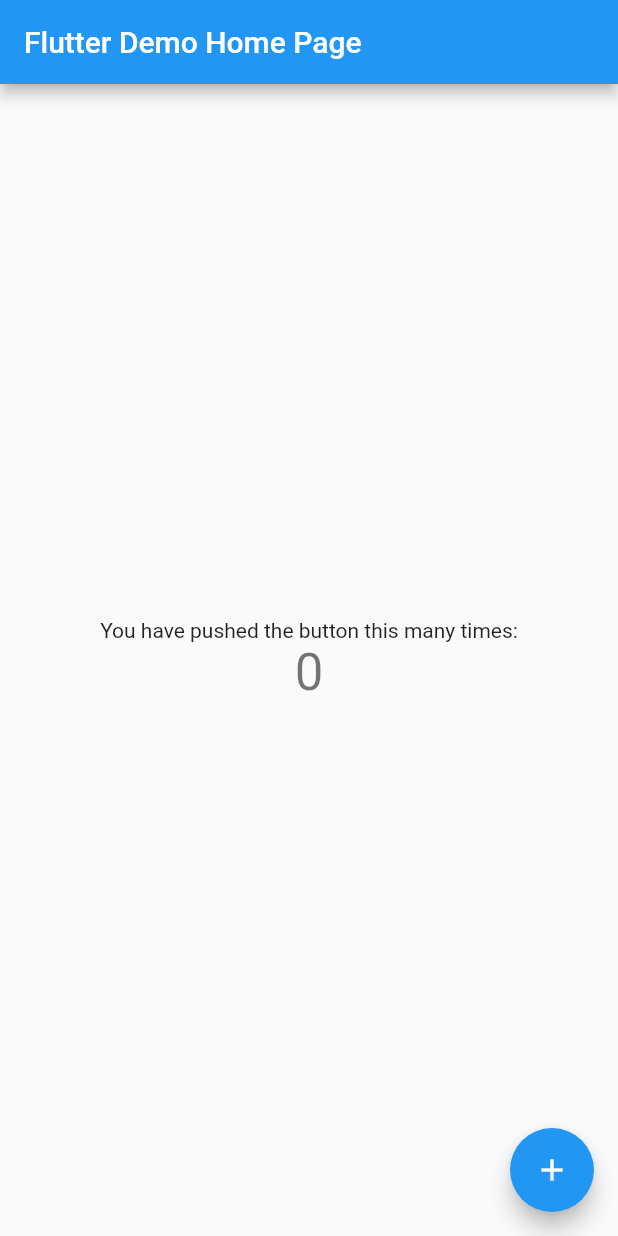
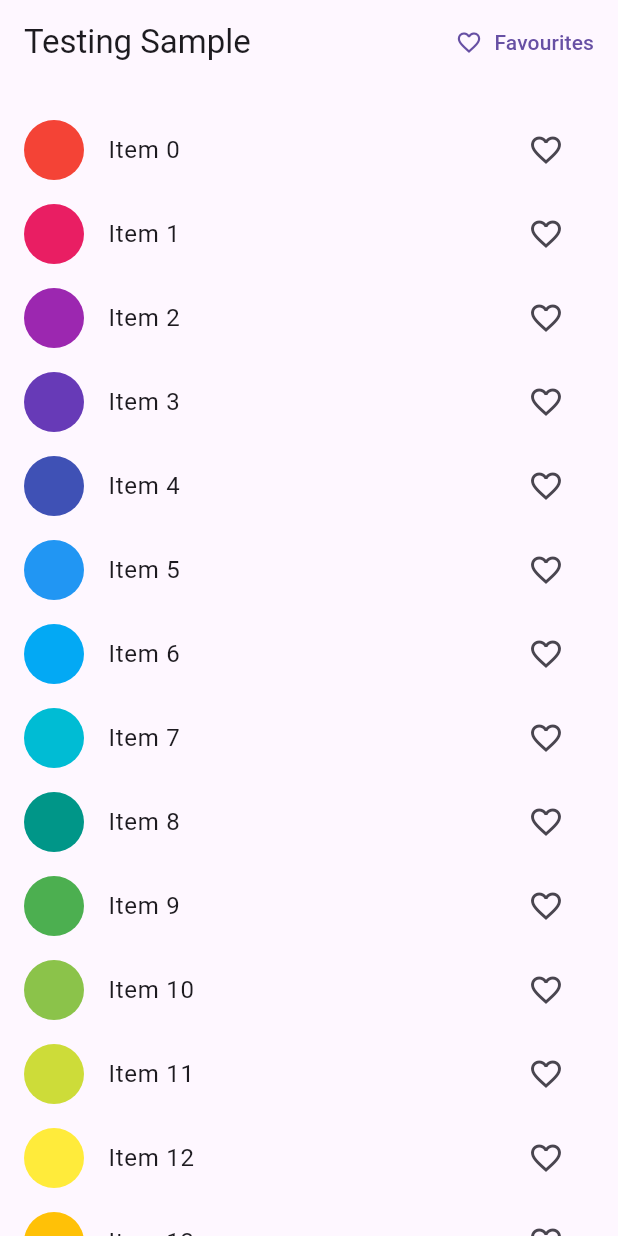
Before and after one commit to Cyrille-Dakhlia/flutter-testing-app, a Flutter app: the screen it shows after launch, on a phone screen of 412 x 824 dp. Run offline on Flutter 3.47's test engine with Material 2 defaults, Android fonts, the light colour scheme and no system bars; our stand-ins replace go_router.

Commit message:
feat: add codebase (favourites model & home page)

```diff
--- a/lib/main.dart
+++ b/lib/main.dart
@@ -1,115 +1,39 @@
 import 'package:flutter/material.dart';
+import 'package:go_router/go_router.dart';
+import 'package:testing_app_001/screens/favourites_page.dart';
+import 'package:testing_app_001/screens/home_page.dart';
 
 void main() {
-  runApp(const MyApp());
+  runApp(const TestingApp());
 }
 
-class MyApp extends StatelessWidget {
-  const MyApp({super.key});
+final _router = GoRouter(
+  routes: [
+    GoRoute(
+      path: HomePage.routeName,
+      builder: (context, state) => const HomePage(),
+      routes: [
+        GoRoute(
+          path: FavouritesPage.routeName,
+          builder: (context, state) => const FavouritesPage(),
+        ),
+      ],
+    ),
+  ],
+);
 
-  // This widget is the root of your application.
+class TestingApp extends StatelessWidget {
+  const TestingApp({super.key});
+
   @override
   Widget build(BuildContext context) {
-    return MaterialApp(
-      title: 'Flutter Demo',
+    return MaterialApp.router(
+      title: 'Testing Sample',
       theme: ThemeData(
-        // This is the theme of your application.
-        //
-        // Try running your application with "flutter run". You'll see the
-        // application has a blue toolbar. Then, without quitting the app, try
-        // changing the primarySwatch below to Colors.green and then invoke
-        // "hot reload" (press "r" in the console where you ran "flutter run",
-        // or simply save your changes to "hot reload" in a Flutter IDE).
-        // Notice that the counter didn't reset back to zero; the application
-        // is not restarted.
         primarySwatch: Colors.blue,
+        useMaterial3: true,
       ),
-      home: const MyHomePage(title: 'Flutter Demo Home Page'),
+      routerConfig: _router,
     );
   }
 }
-
-class MyHomePage extends StatefulWidget {
-  const MyHomePage({super.key, required this.title});
-
-  // This widget is the home page of your application. It is stateful, meaning
-  // that it has a State object (defined below) that contains fields that affect
-  // how it looks.
-
-  // This class is the configuration for the state. It holds the values (in this
-  // case the title) provided by the parent (in this case the App widget) and
-  // used by the build method of the State. Fields in a Widget subclass are
-  // always marked "final".
-
-  final String title;
-
-  @override
-  State<MyHomePage> createState() => _MyHomePageState();
-}
-
-class _MyHomePageState extends State<MyHomePage> {
-  int _counter = 0;
-
-  void _incrementCounter() {
-    setState(() {
-      // This call to setState tells the Flutter framework that something has
-      // changed in this State, which causes it to rerun the build method below
-      // so that the display can reflect the updated values. If we changed
-      // _counter without calling setState(), then the build method would not be
-      // called again, and so nothing would appear to happen.
-      _counter++;
-    });
-  }
-
-  @override
-  Widget build(BuildContext context) {
-    // This method is rerun every time setState is called, for instance as done
-    // by the _incrementCounter method above.
-    //
-    // The Flutter framework has been optimized to make rerunning build methods
-    // fast, so that you can just rebuild anything that needs updating rather
-    // than having to individually change instances of widgets.
-    return Scaffold(
-      appBar: AppBar(
-        // Here we take the value from the MyHomePage object that was created by
-        // the App.build method, and use it to set our appbar title.
-        title: Text(widget.title),
-      ),
-      body: Center(
-        // Center is a layout widget. It takes a single child and positions it
-        // in the middle of the parent.
-        child: Column(
-          // Column is also a layout widget. It takes a list of children and
-          // arranges them vertically. By default, it sizes itself to fit its
-          // children horizontally, and tries to be as tall as its parent.
-          //
-          // Invoke "debug painting" (press "p" in the console, choose the
-          // "Toggle Debug Paint" action from the Flutter Inspector in Android
-          // Studio, or the "Toggle Debug Paint" command in Visual Studio Code)
-          // to see the wireframe for each widget.
-          //
-          // Column has various properties to control how it sizes itself and
-          // how it positions its children. Here we use mainAxisAlignment to
-          // center the children vertically; the main axis here is the vertical
-          // axis because Columns are vertical (the cross axis would be
-          // horizontal).
-          mainAxisAlignment: MainAxisAlignment.center,
-          children: <Widget>[
-            const Text(
-              'You have pushed the button this many times:',
-            ),
-            Text(
-              '$_counter',
-              style: Theme.of(context).textTheme.headlineMedium,
-            ),
-          ],
-        ),
-      ),
-      floatingActionButton: FloatingActionButton(
-        onPressed: _incrementCounter,
-        tooltip: 'Increment',
-        child: const Icon(Icons.add),
-      ), // This trailing comma makes auto-formatting nicer for build methods.
-    );
-  }
-}
--- /dev/null
+++ b/lib/models/favourites.dart
@@ -0,0 +1,17 @@
+import 'package:flutter/material.dart';
+
+class Favourites extends ChangeNotifier {
+  final List<int> _favouriteItems = [];
+
+  List<int> get items => _favouriteItems;
+
+  void add(int itemNumber) {
+    _favouriteItems.add(itemNumber);
+    notifyListeners();
+  }
+
+  void remove(int itemNumber) {
+    _favouriteItems.remove(itemNumber);
+    notifyListeners();
+  }
+}
--- /dev/null
+++ b/lib/screens/favourites_page.dart
@@ -0,0 +1,19 @@
+import 'package:flutter/material.dart';
+
+class FavouritesPage extends StatelessWidget {
+  const FavouritesPage({super.key});
+
+  static String routeName = 'favourites_page';
+
+  @override
+  Widget build(BuildContext context) {
+    return Scaffold(
+      appBar: AppBar(
+        title: const Text('Favourites'),
+      ),
+      body: const Center(
+        child: Text('Hi! Favourites Page!'),
+      ),
+    );
+  }
+}
--- /dev/null
+++ b/lib/screens/home_page.dart
@@ -0,0 +1,57 @@
+import 'package:flutter/material.dart';
+import 'package:go_router/go_router.dart';
+import 'favourites_page.dart';
+
+class HomePage extends StatelessWidget {
+  const HomePage({super.key});
+
+  static String routeName = '/';
+
+  @override
+  Widget build(BuildContext context) {
+    return Scaffold(
+      appBar: AppBar(
+        title: const Padding(
+          padding: EdgeInsets.only(right: 80.0),
+          child: Text('Testing Sample'),
+        ),
+        actions: [
+          TextButton.icon(
+            onPressed: () => context.go('/${FavouritesPage.routeName}'),
+            icon: const Icon(Icons.favorite_border),
+            label: const Text('Favourites'),
+          ),
+        ],
+      ),
+      body: ListView.builder(
+        itemCount: 100,
+        cacheExtent: 20,
+        padding: const EdgeInsets.symmetric(vertical: 16.0),
+        itemBuilder: (context, index) => ItemTile(index),
+      ),
+    );
+  }
+}
+
+class ItemTile extends StatelessWidget {
+  const ItemTile(this.itemNumber, {super.key});
+
+  final int itemNumber;
+
+  @override
+  Widget build(BuildContext context) {
+    return ListTile(
+      title: Text(
+        'Item $itemNumber',
+        key: Key('item_$itemNumber'),
+      ),
+      leading: CircleAvatar(
+        backgroundColor: Colors.primaries[itemNumber % Colors.primaries.length],
+      ),
+      trailing: IconButton(
+        onPressed: () => print('Favourite!'),
+        icon: const Icon(Icons.favorite_border),
+      ),
+    );
+  }
+}
```
Also changed, not shown: pubspec.yaml (+2 -19 lines), pubspec.lock, 1 other file.
